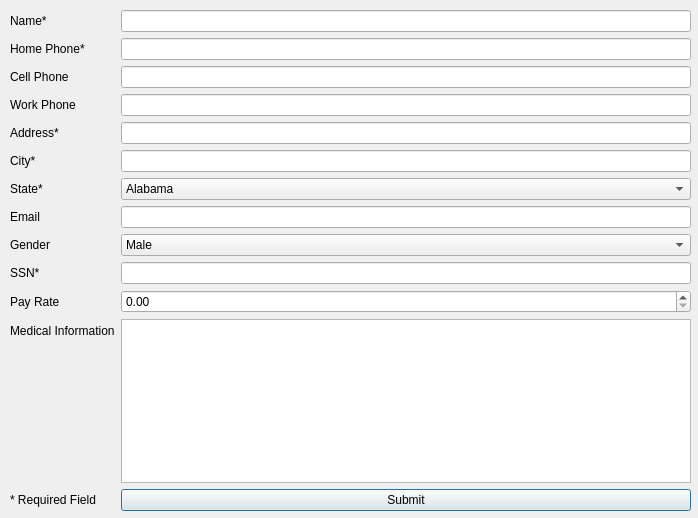
The window that Code/Update_Teacher.ui (SDSMT-CSC464-F15/dancesoft) describes before a commit, drawn with Qt 5.
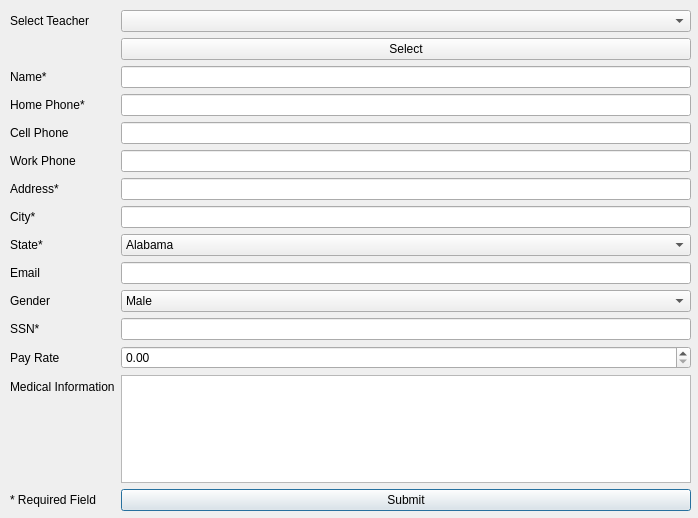
The same window after the commit.

Commit message: fixed add class and update teacher

Diff of the .ui file:
```diff
--- a/Code/Update_Teacher.ui
+++ b/Code/Update_Teacher.ui
@@ -1,7 +1,7 @@
 <?xml version="1.0" encoding="UTF-8"?>
 <ui version="4.0">
- <class>Dialog</class>
- <widget class="QDialog" name="Dialog">
+ <class>modify_teacher</class>
+ <widget class="QDialog" name="modify_teacher">
   <property name="geometry">
    <rect>
     <x>0</x>
@@ -27,73 +27,80 @@
      <enum>QFormLayout::AllNonFixedFieldsGrow</enum>
     </property>
     <item row="0" column="0">
-     <widget class="QLabel" name="enterName">
+     <widget class="QLabel" name="selectTeacherLabel">
       <property name="text">
-       <string>Name*</string>
+       <string>Select Teacher</string>
       </property>
      </widget>
     </item>
     <item row="0" column="1">
+     <widget class="QComboBox" name="selectTeacherComboBox"/>
+    </item>
+    <item row="2" column="0">
+     <widget class="QLabel" name="NameLabel">
+      <property name="text">
+       <string>Name*</string>
+      </property>
+     </widget>
+    </item>
+    <item row="2" column="1">
      <widget class="QLineEdit" name="nameLineEdit"/>
     </item>
-    <item row="1" column="0">
-     <widget class="QLabel" name="homePhone">
+    <item row="3" column="0">
+     <widget class="QLabel" name="homePhoneLabel">
       <property name="text">
        <string>Home Phone*</string>
       </property>
      </widget>
     </item>
-    <item row="1" column="1">
-     <widget class="QLineEdit" name="homePhoneLineEdit"/>
-    </item>
-    <item row="2" column="0">
-     <widget class="QLabel" name="cellPhone">
+    <item row="4" column="0">
+     <widget class="QLabel" name="cellPhoneLabel">
       <property name="text">
        <string>Cell Phone</string>
       </property>
      </widget>
     </item>
-    <item row="2" column="1">
+    <item row="4" column="1">
      <widget class="QLineEdit" name="cellPhoneLineEdit"/>
     </item>
-    <item row="3" column="0">
-     <widget class="QLabel" name="workPhone">
+    <item row="5" column="0">
+     <widget class="QLabel" name="workPhoneLabel">
       <property name="text">
        <string>Work Phone</string>
       </property>
      </widget>
     </item>
-    <item row="3" column="1">
+    <item row="5" column="1">
      <widget class="QLineEdit" name="workPhoneLineEdit"/>
     </item>
-    <item row="4" column="0">
-     <widget class="QLabel" name="adress">
+    <item row="6" column="0">
+     <widget class="QLabel" name="addressLabel">
       <property name="text">
        <string>Address*</string>
       </property>
      </widget>
     </item>
-    <item row="4" column="1">
-     <widget class="QLineEdit" name="adressLineEdit"/>
+    <item row="6" column="1">
+     <widget class="QLineEdit" name="addressLineEdit"/>
     </item>
-    <item row="5" column="0">
+    <item row="7" column="0">
      <widget class="QLabel" name="cityLabel">
       <property name="text">
        <string>City*</string>
       </property>
      </widget>
     </item>
-    <item row="5" column="1">
+    <item row="7" column="1">
      <widget class="QLineEdit" name="cityLineEdit"/>
     </item>
-    <item row="6" column="0">
+    <item row="8" column="0">
      <widget class="QLabel" name="stateLabel">
       <property name="text">
        <string>State*</string>
       </property>
      </widget>
     </item>
-    <item row="6" column="1">
+    <item row="8" column="1">
      <widget class="QComboBox" name="stateComboBox">
       <item>
        <property name="text">
@@ -347,24 +354,24 @@
       </item>
      </widget>
     </item>
-    <item row="7" column="0">
-     <widget class="QLabel" name="email">
+    <item row="9" column="0">
+     <widget class="QLabel" name="emailLabel">
       <property name="text">
        <string>Email</string>
       </property>
      </widget>
     </item>
-    <item row="7" column="1">
+    <item row="9" column="1">
      <widget class="QLineEdit" name="emailLineEdit"/>
     </item>
-    <item row="8" column="0">
+    <item row="10" column="0">
      <widget class="QLabel" name="genderLabel">
       <property name="text">
        <string>Gender</string>
       </property>
      </widget>
     </item>
-    <item row="8" column="1">
+    <item row="10" column="1">
      <widget class="QComboBox" name="genderComboBox">
       <item>
        <property name="text">
@@ -378,54 +385,64 @@
       </item>
      </widget>
     </item>
-    <item row="9" column="0">
+    <item row="11" column="0">
      <widget class="QLabel" name="SSNLabel">
       <property name="text">
        <string>SSN*</string>
       </property>
      </widget>
     </item>
-    <item row="9" column="1">
-     <widget class="QLineEdit" name="sSNLineEdit"/>
+    <item row="11" column="1">
+     <widget class="QLineEdit" name="SSNLineEdit"/>
     </item>
-    <item row="10" column="0">
+    <item row="12" column="0">
      <widget class="QLabel" name="payRateLabel">
       <property name="text">
        <string>Pay Rate</string>
       </property>
      </widget>
     </item>
-    <item row="10" column="1">
+    <item row="12" column="1">
      <widget class="QDoubleSpinBox" name="payRateDoubleSpinBox">
       <property name="singleStep">
        <double>0.010000000000000</double>
       </property>
      </widget>
     </item>
-    <item row="11" column="0">
-     <widget class="QLabel" name="label">
+    <item row="13" column="0">
+     <widget class="QLabel" name="medicalLabel">
       <property name="text">
        <string>Medical Information</string>
       </property>
      </widget>
     </item>
-    <item row="11" column="1">
+    <item row="13" column="1">
      <widget class="QTextEdit" name="textEdit"/>
     </item>
-    <item row="12" column="1">
-     <widget class="QPushButton" name="pushButton">
-      <property name="text">
-       <string>Submit</string>
-      </property>
-     </widget>
-    </item>
-    <item row="12" column="0">
-     <widget class="QLabel" name="label_2">
+    <item row="14" column="0">
+     <widget class="QLabel" name="requiredLabel">
       <property name="text">
        <string>* Required Field</string>
       </property>
      </widget>
     </item>
+    <item row="14" column="1">
+     <widget class="QPushButton" name="Submit_btn">
+      <property name="text">
+       <string>Submit</string>
+      </property>
+     </widget>
+    </item>
+    <item row="3" column="1">
+     <widget class="QLineEdit" name="homePhoneLineEdit"/>
+    </item>
+    <item row="1" column="1">
+     <widget class="QPushButton" name="Select_teacher_btn">
+      <property name="text">
+       <string>Select</string>
+      </property>
+     </widget>
+    </item>
    </layout>
   </widget>
  </widget>
```
The commit also changes 8 other files.
